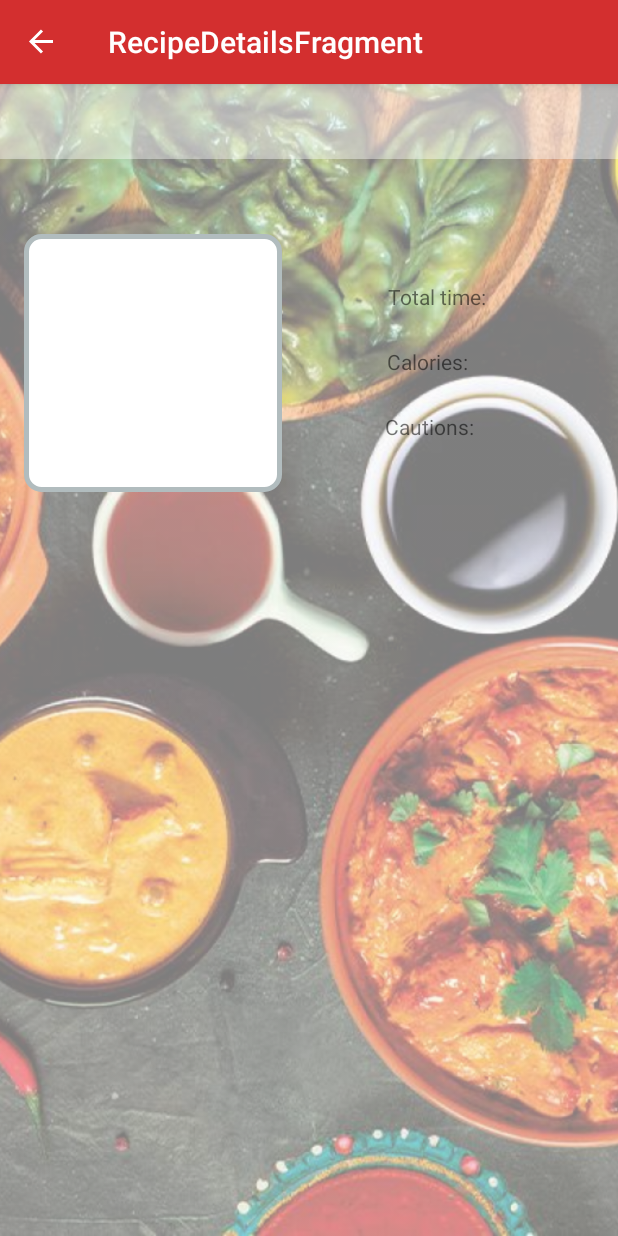
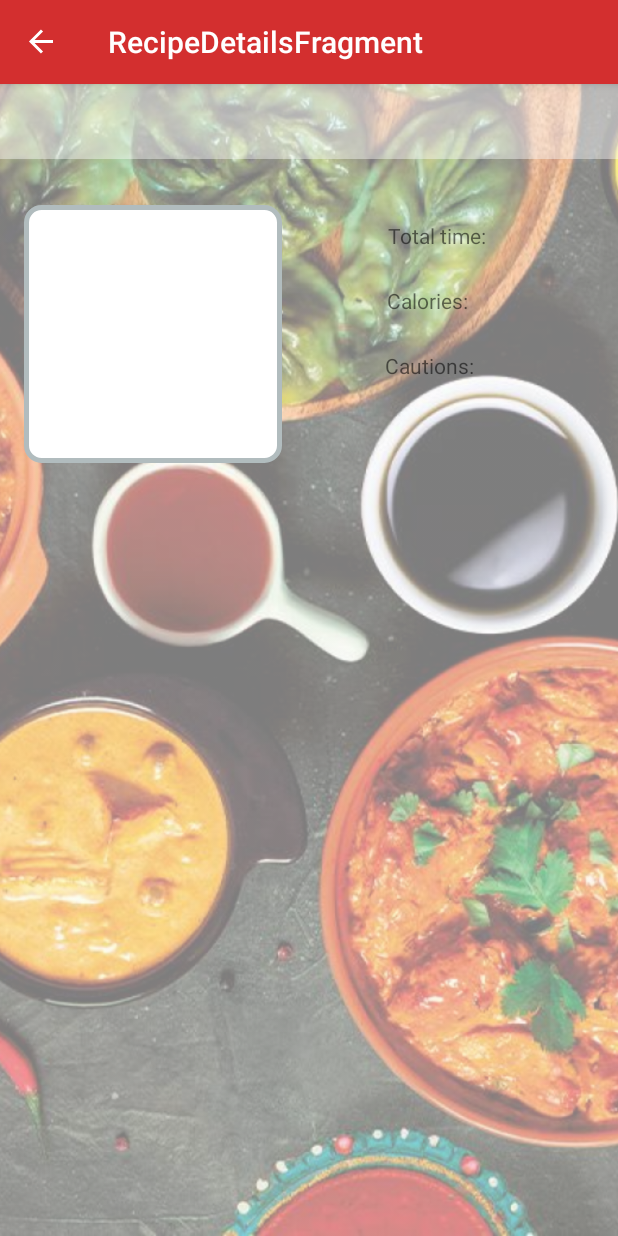
Before and after one commit to KlausBenislavskis/FoodTinder, an Android app: the RecipeDetailsFragment screen opened through its navigation route, on a phone screen of 412 x 824 dp. Run offline under Robolectric (Android 15) with nearby library versions, the phone set to English and light mode, and no system bars; our stand-ins replace Firebase (no records; nobody signed in at launch, a user with empty details on screens opened directly), Picasso, navigation-ui; libraries missing offline, so code that uses them is left out: com.firebase.ui; pictures from the network do not load.

Commit message:
Fix of formatting for detailed recipe view

```diff
--- a/app/src/main/res/layout/fragment_recipe_details.xml
+++ b/app/src/main/res/layout/fragment_recipe_details.xml
@@ -23,22 +23,22 @@
         android:layout_height="172dp"
         android:layout_marginStart="16dp"
         android:background="@drawable/round_layout_bg"
-        android:translationY="100dp"
         app:layout_constraintBottom_toBottomOf="parent"
         app:layout_constraintStart_toStartOf="parent"
         app:layout_constraintTop_toTopOf="@+id/recipe_title"
-        app:layout_constraintVertical_bias="0.0" />
+        app:layout_constraintVertical_bias="0.135" />
 
     <TextView
         android:id="@+id/recipe_ingredients"
         android:layout_width="match_parent"
         android:layout_height="wrap_content"
-        app:layout_constraintBottom_toBottomOf="parent"
+        android:layout_marginStart="16dp"
+        android:layout_marginTop="12dp"
+        android:layout_marginEnd="16dp"
         app:layout_constraintEnd_toEndOf="parent"
-        app:layout_constraintHorizontal_bias="0.0"
+        app:layout_constraintHorizontal_bias="1.0"
         app:layout_constraintStart_toStartOf="parent"
-        app:layout_constraintTop_toBottomOf="@+id/recipe_small_image"
-        app:layout_constraintVertical_bias="0.231" />
+        app:layout_constraintTop_toBottomOf="@+id/recipe_small_image" />
 
     <TextView
         android:id="@+id/recipe_totalTime"
```
Also changed, not shown: app/src/main/java/com/example/foodtinder/ui/Recipe_Details/RecipeDetailsFragment.java (+14 -4 lines).
